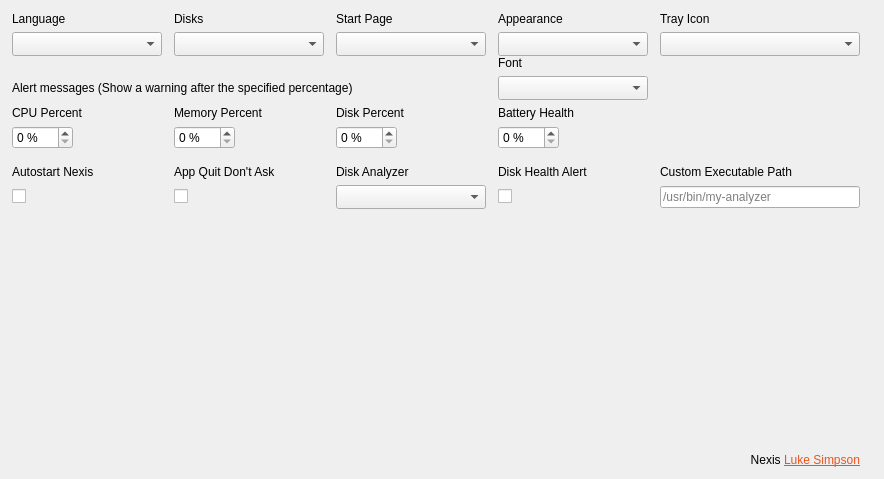
Qt form shared/nexis/Pages/Settings/settings_page.ui (s4solutionsllc/Nexis) before a commit.
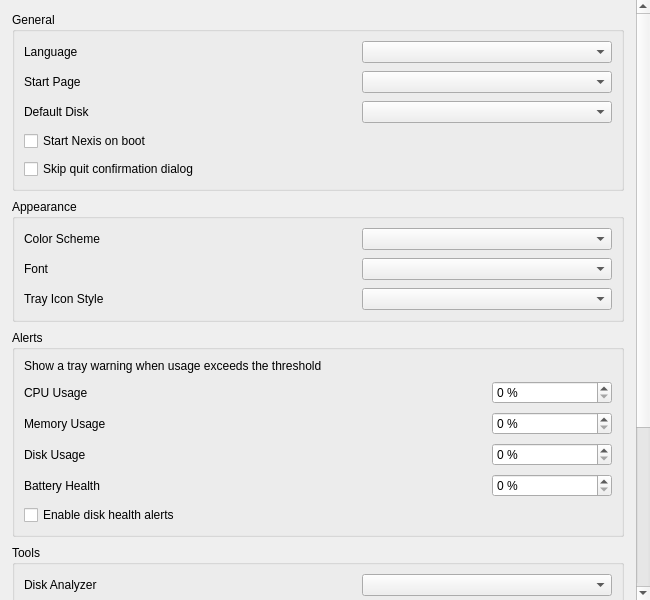
The same form after that commit.

Commit message:
fix(settings): redesign settings page with grouped QGroupBox sections (BUG-44)
Replace flat 6-column QGridLayout with QScrollArea containing 5
QGroupBox card sections (General, Appearance, Alerts, Tools,
Scheduled Cleaning). Each group uses consistent 2-column layout.
Move 7 programmatic widgets into .ui file. Add QSS card styling
matching HardwareInfo/GnomeSettings pattern. Minimum width reduced
from ~1100px to ~450px.

Patch:
```diff
--- a/shared/nexis/Pages/Settings/settings_page.ui
+++ b/shared/nexis/Pages/Settings/settings_page.ui
@@ -6,8 +6,8 @@
    <rect>
     <x>0</x>
     <y>0</y>
-    <width>811</width>
-    <height>479</height>
+    <width>650</width>
+    <height>600</height>
    </rect>
   </property>
   <property name="sizePolicy">
@@ -19,653 +19,424 @@
   <property name="windowTitle">
    <string>Settings</string>
   </property>
-  <property name="styleSheet">
-   <string notr="true"/>
-  </property>
-  <layout class="QGridLayout" name="gridLayout">
-   <property name="leftMargin">
-    <number>12</number>
-   </property>
-   <property name="topMargin">
-    <number>12</number>
-   </property>
-   <property name="rightMargin">
-    <number>12</number>
-   </property>
-   <property name="bottomMargin">
-    <number>12</number>
-   </property>
-   <property name="horizontalSpacing">
-    <number>12</number>
-   </property>
-   <property name="verticalSpacing">
-    <number>6</number>
-   </property>
-   <item row="1" column="0" alignment="Qt::AlignLeft">
-    <widget class="QComboBox" name="cmbLanguages">
-     <property name="sizePolicy">
-      <sizepolicy hsizetype="Expanding" vsizetype="Fixed">
-       <horstretch>0</horstretch>
-       <verstretch>0</verstretch>
-      </sizepolicy>
-     </property>
-     <property name="minimumSize">
-      <size>
-       <width>150</width>
-       <height>0</height>
-      </size>
-     </property>
-     <property name="maximumSize">
-      <size>
-       <width>200</width>
-       <height>16777215</height>
-      </size>
-     </property>
-     <property name="cursor">
-      <cursorShape>PointingHandCursor</cursorShape>
-     </property>
-     <property name="focusPolicy">
-      <enum>Qt::NoFocus</enum>
-     </property>
-     <property name="sizeAdjustPolicy">
-      <enum>QComboBox::AdjustToMinimumContentsLengthWithIcon</enum>
-     </property>
-    </widget>
-   </item>
-   <item row="8" column="0" alignment="Qt::AlignLeft">
-    <widget class="QCheckBox" name="checkAutostart">
-     <property name="cursor">
-      <cursorShape>PointingHandCursor</cursorShape>
-     </property>
-     <property name="focusPolicy">
-      <enum>Qt::NoFocus</enum>
-     </property>
-     <property name="text">
-      <string/>
-     </property>
-    </widget>
-   </item>
-   <item row="4" column="1" alignment="Qt::AlignLeft">
-    <widget class="QLabel" name="lblMemoryPercent">
-     <property name="sizePolicy">
-      <sizepolicy hsizetype="Expanding" vsizetype="Preferred">
-       <horstretch>0</horstretch>
-       <verstretch>0</verstretch>
-      </sizepolicy>
-     </property>
-     <property name="text">
-      <string>Memory Percent</string>
-     </property>
-    </widget>
-   </item>
-   <item row="5" column="1" alignment="Qt::AlignLeft">
-    <widget class="QSpinBox" name="spinMemoryPercent">
-     <property name="focusPolicy">
-      <enum>Qt::ClickFocus</enum>
-     </property>
-     <property name="keyboardTracking">
-      <bool>false</bool>
-     </property>
-     <property name="suffix">
-      <string notr="true"> %</string>
-     </property>
-     <property name="minimum">
-      <number>0</number>
-     </property>
-     <property name="maximum">
-      <number>100</number>
-     </property>
-    </widget>
-   </item>
-   <item row="4" column="2" alignment="Qt::AlignLeft">
-    <widget class="QLabel" name="lblDiskPercent">
-     <property name="sizePolicy">
-      <sizepolicy hsizetype="Expanding" vsizetype="Preferred">
-       <horstretch>0</horstretch>
-       <verstretch>0</verstretch>
-      </sizepolicy>
-     </property>
-     <property name="text">
-      <string>Disk Percent</string>
-     </property>
-    </widget>
-   </item>
-   <item row="5" column="0" alignment="Qt::AlignLeft">
-    <widget class="QSpinBox" name="spinCpuPercent">
-     <property name="focusPolicy">
-      <enum>Qt::ClickFocus</enum>
-     </property>
-     <property name="suffix">
-      <string notr="true"> %</string>
-     </property>
-     <property name="minimum">
-      <number>0</number>
-     </property>
-     <property name="maximum">
-      <number>100</number>
-     </property>
-    </widget>
-   </item>
-   <item row="0" column="0" alignment="Qt::AlignLeft">
-    <widget class="QLabel" name="lblLanguage">
-     <property name="sizePolicy">
-      <sizepolicy hsizetype="Expanding" vsizetype="Preferred">
-       <horstretch>0</horstretch>
-       <verstretch>0</verstretch>
-      </sizepolicy>
-     </property>
-     <property name="text">
-      <string>Language</string>
-     </property>
-    </widget>
-   </item>
-   <item row="7" column="0" alignment="Qt::AlignLeft">
-    <widget class="QLabel" name="lblStartOnBoot">
-     <property name="sizePolicy">
-      <sizepolicy hsizetype="Expanding" vsizetype="Preferred">
-       <horstretch>0</horstretch>
-       <verstretch>0</verstretch>
-      </sizepolicy>
-     </property>
-     <property name="text">
-      <string>Autostart Nexis</string>
-     </property>
-    </widget>
-   </item>
-   <item row="9" column="0">
-    <spacer name="verticalSpacer">
-     <property name="orientation">
-      <enum>Qt::Vertical</enum>
-     </property>
-     <property name="sizeHint" stdset="0">
-      <size>
-       <width>10</width>
-       <height>40</height>
-      </size>
-     </property>
-    </spacer>
-   </item>
-   <item row="5" column="2" alignment="Qt::AlignLeft">
-    <widget class="QSpinBox" name="spinDiskPercent">
-     <property name="focusPolicy">
-      <enum>Qt::ClickFocus</enum>
-     </property>
-     <property name="suffix">
-      <string notr="true"> %</string>
-     </property>
-     <property name="minimum">
-      <number>0</number>
-     </property>
-     <property name="maximum">
-      <number>100</number>
-     </property>
-    </widget>
-   </item>
-   <item row="4" column="0" alignment="Qt::AlignLeft">
-    <widget class="QLabel" name="lblCpuPercent">
-     <property name="sizePolicy">
-      <sizepolicy hsizetype="Expanding" vsizetype="Preferred">
-       <horstretch>0</horstretch>
-       <verstretch>0</verstretch>
-      </sizepolicy>
-     </property>
-     <property name="text">
-      <string>CPU Percent</string>
-     </property>
-    </widget>
-   </item>
-   <item row="4" column="3" alignment="Qt::AlignLeft">
-    <widget class="QLabel" name="lblBatteryHealthPercent">
-     <property name="sizePolicy">
-      <sizepolicy hsizetype="Expanding" vsizetype="Preferred">
-       <horstretch>0</horstretch>
-       <verstretch>0</verstretch>
-      </sizepolicy>
-     </property>
-     <property name="text">
-      <string>Battery Health</string>
-     </property>
-    </widget>
-   </item>
-   <item row="5" column="3" alignment="Qt::AlignLeft">
-    <widget class="QSpinBox" name="spinBatteryHealthPercent">
-     <property name="focusPolicy">
-      <enum>Qt::ClickFocus</enum>
-     </property>
-     <property name="keyboardTracking">
-      <bool>false</bool>
-     </property>
-     <property name="suffix">
-      <string notr="true"> %</string>
-     </property>
-     <property name="minimum">
-      <number>0</number>
-     </property>
-     <property name="maximum">
-      <number>100</number>
-     </property>
-    </widget>
-   </item>
-   <item row="3" column="0" colspan="6">
-    <widget class="QLabel" name="lblAlertMessages">
-     <property name="sizePolicy">
-      <sizepolicy hsizetype="Expanding" vsizetype="Preferred">
-       <horstretch>0</horstretch>
-       <verstretch>0</verstretch>
-      </sizepolicy>
-     </property>
-     <property name="accessibleName">
-      <string notr="true">title</string>
-     </property>
-     <property name="text">
-      <string>Alert messages (Show a warning after the specified percentage)</string>
-     </property>
-    </widget>
-   </item>
-   <item row="10" column="3" colspan="2" alignment="Qt::AlignRight">
-    <widget class="QLabel" name="lblCreatedBy">
-     <property name="text">
-      <string notr="true">&lt;html&gt;&lt;head/&gt;&lt;body&gt;&lt;p&gt;Nexis &lt;a href=&quot;https://github.com/lsimpsonsfdc&quot;&gt;&lt;span style=&quot; text-decoration: underline; color:#E95420;&quot;&gt;Luke Simpson&lt;/span&gt;&lt;/a&gt;&lt;/p&gt;&lt;/body&gt;&lt;/html&gt;</string>
-     </property>
-     <property name="textFormat">
-      <enum>Qt::RichText</enum>
-     </property>
-     <property name="alignment">
-      <set>Qt::AlignRight|Qt::AlignTrailing|Qt::AlignVCenter</set>
-     </property>
-     <property name="openExternalLinks">
-      <bool>true</bool>
-     </property>
-    </widget>
-   </item>
-   <item row="0" column="3">
-    <widget class="QLabel" name="lblAppearance">
-     <property name="sizePolicy">
-      <sizepolicy hsizetype="Expanding" vsizetype="Preferred">
-       <horstretch>0</horstretch>
-       <verstretch>0</verstretch>
-      </sizepolicy>
-     </property>
-     <property name="text">
-      <string>Appearance</string>
-     </property>
-    </widget>
-   </item>
-   <item row="1" column="3">
-    <widget class="QComboBox" name="cmbColorScheme">
-     <property name="sizePolicy">
-      <sizepolicy hsizetype="Expanding" vsizetype="Fixed">
-       <horstretch>0</horstretch>
-       <verstretch>0</verstretch>
-      </sizepolicy>
-     </property>
-     <property name="minimumSize">
-      <size>
-       <width>150</width>
-       <height>0</height>
-      </size>
-     </property>
-     <property name="maximumSize">
-      <size>
-       <width>200</width>
-       <height>16777215</height>
-      </size>
-     </property>
-     <property name="cursor">
-      <cursorShape>PointingHandCursor</cursorShape>
-     </property>
-     <property name="focusPolicy">
-      <enum>Qt::NoFocus</enum>
-     </property>
-     <property name="sizeAdjustPolicy">
-      <enum>QComboBox::AdjustToMinimumContentsLengthWithIcon</enum>
-     </property>
-    </widget>
-   </item>
-   <item row="2" column="3">
-    <widget class="QLabel" name="lblFont">
-     <property name="sizePolicy">
-      <sizepolicy hsizetype="Expanding" vsizetype="Preferred">
-       <horstretch>0</horstretch>
-       <verstretch>0</verstretch>
-      </sizepolicy>
-     </property>
-     <property name="text">
-      <string>Font</string>
-     </property>
-    </widget>
-   </item>
-   <item row="3" column="3">
-    <widget class="QComboBox" name="cmbFont">
-     <property name="sizePolicy">
-      <sizepolicy hsizetype="Expanding" vsizetype="Fixed">
-       <horstretch>0</horstretch>
-       <verstretch>0</verstretch>
-      </sizepolicy>
-     </property>
-     <property name="minimumSize">
-      <size>
-       <width>150</width>
-       <height>0</height>
-      </size>
-     </property>
-     <property name="maximumSize">
-      <size>
-       <width>200</width>
-       <height>16777215</height>
-      </size>
-     </property>
-     <property name="cursor">
-      <cursorShape>PointingHandCursor</cursorShape>
-     </property>
-     <property name="focusPolicy">
-      <enum>Qt::NoFocus</enum>
-     </property>
-     <property name="sizeAdjustPolicy">
-      <enum>QComboBox::AdjustToMinimumContentsLengthWithIcon</enum>
-     </property>
-    </widget>
-   </item>
-   <item row="7" column="3" alignment="Qt::AlignLeft">
-    <widget class="QLabel" name="lblDiskHealthAlert">
-     <property name="sizePolicy">
-      <sizepolicy hsizetype="Expanding" vsizetype="Preferred">
-       <horstretch>0</horstretch>
-       <verstretch>0</verstretch>
-      </sizepolicy>
-     </property>
-     <property name="text">
-      <string>Disk Health Alert</string>
-     </property>
-    </widget>
-   </item>
-   <item row="8" column="3" alignment="Qt::AlignLeft">
-    <widget class="QCheckBox" name="checkDiskHealthAlert">
-     <property name="cursor">
-      <cursorShape>PointingHandCursor</cursorShape>
-     </property>
-     <property name="focusPolicy">
-      <enum>Qt::NoFocus</enum>
-     </property>
-     <property name="text">
-      <string/>
-     </property>
-    </widget>
-   </item>
-   <item row="0" column="5" rowspan="2">
-    <spacer name="horizontalSpacer">
-     <property name="orientation">
-      <enum>Qt::Horizontal</enum>
-     </property>
-     <property name="sizeHint" stdset="0">
-      <size>
-       <width>0</width>
-       <height>20</height>
-      </size>
-     </property>
-    </spacer>
-   </item>
-   <item row="6" column="0" colspan="6">
-    <spacer name="verticalSpacer_3">
-     <property name="orientation">
-      <enum>Qt::Vertical</enum>
-     </property>
-     <property name="sizeType">
-      <enum>QSizePolicy::Fixed</enum>
-     </property>
-     <property name="sizeHint" stdset="0">
-      <size>
-       <width>20</width>
-       <height>10</height>
-      </size>
-     </property>
-    </spacer>
-   </item>
-   <item row="2" column="0" colspan="6">
-    <spacer name="verticalSpacer_2">
-     <property name="orientation">
-      <enum>Qt::Vertical</enum>
-     </property>
-     <property name="sizeType">
-      <enum>QSizePolicy::Fixed</enum>
-     </property>
-     <property name="sizeHint" stdset="0">
-      <size>
-       <width>20</width>
-       <height>10</height>
-      </size>
-     </property>
-    </spacer>
-   </item>
-   <item row="7" column="1">
-    <widget class="QLabel" name="label">
-     <property name="text">
-      <string>App Quit Don't Ask</string>
-     </property>
-    </widget>
-   </item>
-   <item row="8" column="1">
-    <widget class="QCheckBox" name="checkAppQuitDontAsk">
-     <property name="cursor">
-      <cursorShape>PointingHandCursor</cursorShape>
-     </property>
-     <property name="focusPolicy">
-      <enum>Qt::NoFocus</enum>
-     </property>
-     <property name="accessibleName">
-      <string notr="true"/>
-     </property>
-     <property name="text">
-      <string/>
-     </property>
-    </widget>
-   </item>
-   <item row="7" column="2" alignment="Qt::AlignLeft">
-    <widget class="QLabel" name="lblDiskAnalyzer">
-     <property name="sizePolicy">
-      <sizepolicy hsizetype="Expanding" vsizetype="Preferred">
-       <horstretch>0</horstretch>
-       <verstretch>0</verstretch>
-      </sizepolicy>
-     </property>
-     <property name="text">
-      <string>Disk Analyzer</string>
-     </property>
-    </widget>
-   </item>
-   <item row="8" column="2" alignment="Qt::AlignLeft">
-    <widget class="QComboBox" name="cmbDiskAnalyzer">
-     <property name="sizePolicy">
-      <sizepolicy hsizetype="Expanding" vsizetype="Fixed">
-       <horstretch>0</horstretch>
-       <verstretch>0</verstretch>
-      </sizepolicy>
-     </property>
-     <property name="minimumSize">
-      <size>
-       <width>150</width>
-       <height>0</height>
-      </size>
-     </property>
-     <property name="maximumSize">
-      <size>
-       <width>200</width>
-       <height>16777215</height>
-      </size>
-     </property>
-     <property name="cursor">
-      <cursorShape>PointingHandCursor</cursorShape>
-     </property>
-     <property name="focusPolicy">
-      <enum>Qt::NoFocus</enum>
-     </property>
-     <property name="sizeAdjustPolicy">
-      <enum>QComboBox::AdjustToMinimumContentsLengthWithIcon</enum>
-     </property>
-    </widget>
-   </item>
-   <item row="7" column="4" alignment="Qt::AlignLeft">
-    <widget class="QLabel" name="lblDiskAnalyzerCustomPath">
-     <property name="sizePolicy">
-      <sizepolicy hsizetype="Expanding" vsizetype="Preferred">
-       <horstretch>0</horstretch>
-       <verstretch>0</verstretch>
-      </sizepolicy>
-     </property>
-     <property name="text">
-      <string>Custom Executable Path</string>
-     </property>
-    </widget>
-   </item>
-   <item row="8" column="4" alignment="Qt::AlignLeft">
-    <widget class="QLineEdit" name="txtDiskAnalyzerCustomPath">
-     <property name="sizePolicy">
-      <sizepolicy hsizetype="Expanding" vsizetype="Fixed">
-       <horstretch>0</horstretch>
-       <verstretch>0</verstretch>
-      </sizepolicy>
-     </property>
-     <property name="minimumSize">
-      <size>
-       <width>200</width>
-       <height>0</height>
-      </size>
-     </property>
-     <property name="placeholderText">
-      <string>/usr/bin/my-analyzer</string>
-     </property>
-    </widget>
-   </item>
-   <item row="1" column="1">
-    <widget class="QComboBox" name="cmbDisks">
-     <property name="sizePolicy">
-      <sizepolicy hsizetype="Expanding" vsizetype="Fixed">
-       <horstretch>0</horstretch>
-       <verstretch>0</verstretch>
-      </sizepolicy>
-     </property>
-     <property name="minimumSize">
-      <size>
-       <width>150</width>
-       <height>0</height>
-      </size>
-     </property>
-     <property name="maximumSize">
-      <size>
-       <width>200</width>
-       <height>16777215</height>
-      </size>
-     </property>
-     <property name="cursor">
-      <cursorShape>PointingHandCursor</cursorShape>
-     </property>
-     <property name="focusPolicy">
-      <enum>Qt::NoFocus</enum>
-     </property>
-     <property name="sizeAdjustPolicy">
-      <enum>QComboBox::AdjustToMinimumContentsLengthWithIcon</enum>
-     </property>
-    </widget>
-   </item>
-   <item row="0" column="1">
-    <widget class="QLabel" name="lblDisks">
-     <property name="sizePolicy">
-      <sizepolicy hsizetype="Expanding" vsizetype="Preferred">
-       <horstretch>0</horstretch>
-       <verstretch>0</verstretch>
-      </sizepolicy>
-     </property>
-     <property name="text">
-      <string>Disks</string>
-     </property>
-    </widget>
-   </item>
-   <item row="0" column="2">
-    <widget class="QLabel" name="lblHomepage">
-     <property name="sizePolicy">
-      <sizepolicy hsizetype="Expanding" vsizetype="Preferred">
-       <horstretch>0</horstretch>
-       <verstretch>0</verstretch>
-      </sizepolicy>
-     </property>
-     <property name="text">
-      <string>Start Page</string>
-     </property>
-    </widget>
-   </item>
-   <item row="1" column="2">
-    <widget class="QComboBox" name="cmbStartPage">
-     <property name="sizePolicy">
-      <sizepolicy hsizetype="Expanding" vsizetype="Fixed">
-       <horstretch>0</horstretch>
-       <verstretch>0</verstretch>
-      </sizepolicy>
-     </property>
-     <property name="minimumSize">
-      <size>
-       <width>150</width>
-       <height>0</height>
-      </size>
-     </property>
-     <property name="maximumSize">
-      <size>
-       <width>200</width>
-       <height>16777215</height>
-      </size>
-     </property>
-     <property name="cursor">
-      <cursorShape>PointingHandCursor</cursorShape>
-     </property>
-     <property name="focusPolicy">
-      <enum>Qt::NoFocus</enum>
-     </property>
-     <property name="sizeAdjustPolicy">
-      <enum>QComboBox::AdjustToMinimumContentsLengthWithIcon</enum>
-     </property>
-    </widget>
-   </item>
-   <item row="0" column="4">
-    <widget class="QLabel" name="lblTrayIconStyle">
-     <property name="sizePolicy">
-      <sizepolicy hsizetype="Expanding" vsizetype="Preferred">
-       <horstretch>0</horstretch>
-       <verstretch>0</verstretch>
-      </sizepolicy>
-     </property>
-     <property name="text">
-      <string>Tray Icon</string>
-     </property>
-    </widget>
-   </item>
-   <item row="1" column="4">
-    <widget class="QComboBox" name="cmbTrayIconStyle">
-     <property name="sizePolicy">
-      <sizepolicy hsizetype="Expanding" vsizetype="Fixed">
-       <horstretch>0</horstretch>
-       <verstretch>0</verstretch>
-      </sizepolicy>
-     </property>
-     <property name="minimumSize">
-      <size>
-       <width>150</width>
-       <height>0</height>
-      </size>
-     </property>
-     <property name="maximumSize">
-      <size>
-       <width>200</width>
-       <height>16777215</height>
-      </size>
-     </property>
-     <property name="cursor">
-      <cursorShape>PointingHandCursor</cursorShape>
-     </property>
-     <property name="focusPolicy">
-      <enum>Qt::NoFocus</enum>
-     </property>
-     <property name="sizeAdjustPolicy">
-      <enum>QComboBox::AdjustToMinimumContentsLengthWithIcon</enum>
-     </property>
+  <layout class="QVBoxLayout" name="pageLayout">
+   <property name="leftMargin"><number>0</number></property>
+   <property name="topMargin"><number>0</number></property>
+   <property name="rightMargin"><number>0</number></property>
+   <property name="bottomMargin"><number>0</number></property>
+   <item>
+    <widget class="QScrollArea" name="scrollArea">
+     <property name="widgetResizable"><bool>true</bool></property>
+     <property name="frameShape"><enum>QFrame::NoFrame</enum></property>
+     <widget class="QWidget" name="scrollContent">
+      <layout class="QVBoxLayout" name="scrollLayout">
+       <property name="leftMargin"><number>12</number></property>
+       <property name="topMargin"><number>12</number></property>
+       <property name="rightMargin"><number>12</number></property>
+       <property name="bottomMargin"><number>12</number></property>
+       <property name="spacing"><number>8</number></property>
+
+       <!-- ============ GENERAL ============ -->
+       <item>
+        <widget class="QGroupBox" name="groupGeneral">
+         <property name="title"><string>General</string></property>
+         <layout class="QGridLayout" name="gridGeneral">
+          <property name="horizontalSpacing"><number>12</number></property>
+          <property name="verticalSpacing"><number>8</number></property>
+
+          <item row="0" column="0">
+           <widget class="QLabel" name="lblLanguage">
+            <property name="text"><string>Language</string></property>
+           </widget>
+          </item>
+          <item row="0" column="1">
+           <widget class="QComboBox" name="cmbLanguages">
+            <property name="sizePolicy">
+             <sizepolicy hsizetype="Expanding" vsizetype="Fixed">
+              <horstretch>0</horstretch><verstretch>0</verstretch>
+             </sizepolicy>
+            </property>
+            <property name="maximumSize"><size><width>250</width><height>16777215</height></size></property>
+            <property name="cursor"><cursorShape>PointingHandCursor</cursorShape></property>
+            <property name="focusPolicy"><enum>Qt::NoFocus</enum></property>
+           </widget>
+          </item>
+
+          <item row="1" column="0">
+           <widget class="QLabel" name="lblHomepage">
+            <property name="text"><string>Start Page</string></property>
+           </widget>
+          </item>
+          <item row="1" column="1">
+           <widget class="QComboBox" name="cmbStartPage">
+            <property name="sizePolicy">
+             <sizepolicy hsizetype="Expanding" vsizetype="Fixed">
+              <horstretch>0</horstretch><verstretch>0</verstretch>
+             </sizepolicy>
+            </property>
+            <property name="maximumSize"><size><width>250</width><height>16777215</height></size></property>
+            <property name="cursor"><cursorShape>PointingHandCursor</cursorShape></property>
+            <property name="focusPolicy"><enum>Qt::NoFocus</enum></property>
+           </widget>
+          </item>
+
+          <item row="2" column="0">
+           <widget class="QLabel" name="lblDisks">
+            <property name="text"><string>Default Disk</string></property>
+           </widget>
+          </item>
+          <item row="2" column="1">
+           <widget class="QComboBox" name="cmbDisks">
+            <property name="sizePolicy">
+             <sizepolicy hsizetype="Expanding" vsizetype="Fixed">
+              <horstretch>0</horstretch><verstretch>0</verstretch>
+             </sizepolicy>
+            </property>
+            <property name="maximumSize"><size><width>250</width><height>16777215</height></size></property>
+            <property name="cursor"><cursorShape>PointingHandCursor</cursorShape></property>
+            <property name="focusPolicy"><enum>Qt::NoFocus</enum></property>
+           </widget>
+          </item>
+
+          <item row="3" column="0" colspan="2">
+           <widget class="QCheckBox" name="checkAutostart">
+            <property name="text"><string>Start Nexis on boot</string></property>
+            <property name="cursor"><cursorShape>PointingHandCursor</cursorShape></property>
+            <property name="focusPolicy"><enum>Qt::NoFocus</enum></property>
+           </widget>
+          </item>
+
+          <item row="4" column="0" colspan="2">
+           <widget class="QCheckBox" name="checkAppQuitDontAsk">
+            <property name="text"><string>Skip quit confirmation dialog</string></property>
+            <property name="cursor"><cursorShape>PointingHandCursor</cursorShape></property>
+            <property name="focusPolicy"><enum>Qt::NoFocus</enum></property>
+           </widget>
+          </item>
+
+         </layout>
+        </widget>
+       </item>
+
+       <!-- ============ APPEARANCE ============ -->
+       <item>
+        <widget class="QGroupBox" name="groupAppearance">
+         <property name="title"><string>Appearance</string></property>
+         <layout class="QGridLayout" name="gridAppearance">
+          <property name="horizontalSpacing"><number>12</number></property>
+          <property name="verticalSpacing"><number>8</number></property>
+
+          <item row="0" column="0">
+           <widget class="QLabel" name="lblAppearance">
+            <property name="text"><string>Color Scheme</string></property>
+           </widget>
+          </item>
+          <item row="0" column="1">
+           <widget class="QComboBox" name="cmbColorScheme">
+            <property name="sizePolicy">
+             <sizepolicy hsizetype="Expanding" vsizetype="Fixed">
+              <horstretch>0</horstretch><verstretch>0</verstretch>
+             </sizepolicy>
+            </property>
+            <property name="maximumSize"><size><width>250</width><height>16777215</height></size></property>
+            <property name="cursor"><cursorShape>PointingHandCursor</cursorShape></property>
+            <property name="focusPolicy"><enum>Qt::NoFocus</enum></property>
+           </widget>
+          </item>
+
+          <item row="1" column="0">
+           <widget class="QLabel" name="lblFont">
+            <property name="text"><string>Font</string></property>
+           </widget>
+          </item>
+          <item row="1" column="1">
+           <widget class="QComboBox" name="cmbFont">
+            <property name="sizePolicy">
+             <sizepolicy hsizetype="Expanding" vsizetype="Fixed">
+              <horstretch>0</horstretch><verstretch>0</verstretch>
+             </sizepolicy>
+            </property>
+            <property name="maximumSize"><size><width>250</width><height>16777215</height></size></property>
+            <property name="cursor"><cursorShape>PointingHandCursor</cursorShape></property>
+            <property name="focusPolicy"><enum>Qt::NoFocus</enum></property>
+           </widget>
+          </item>
+
+          <item row="2" column="0">
+           <widget class="QLabel" name="lblTrayIconStyle">
+            <property name="text"><string>Tray Icon Style</string></property>
+           </widget>
+          </item>
+          <item row="2" column="1">
+           <widget class="QComboBox" name="cmbTrayIconStyle">
+            <property name="sizePolicy">
+             <sizepolicy hsizetype="Expanding" vsizetype="Fixed">
+              <horstretch>0</horstretch><verstretch>0</verstretch>
+             </sizepolicy>
+            </property>
+            <property name="maximumSize"><size><width>250</width><height>16777215</height></size></property>
+            <property name="cursor"><cursorShape>PointingHandCursor</cursorShape></property>
+            <property name="focusPolicy"><enum>Qt::NoFocus</enum></property>
+           </widget>
+          </item>
+
+         </layout>
+        </widget>
+       </item>
+
+       <!-- ============ ALERTS ============ -->
+       <item>
+        <widget class="QGroupBox" name="groupAlerts">
+         <property name="title"><string>Alerts</string></property>
+         <layout class="QGridLayout" name="gridAlerts">
+          <property name="horizontalSpacing"><number>12</number></property>
+          <property name="verticalSpacing"><number>8</number></property>
+
+          <item row="0" column="0" colspan="2">
+           <widget class="QLabel" name="lblAlertMessages">
+            <property name="text"><string>Show a tray warning when usage exceeds the threshold</string></property>
+            <property name="accessibleName"><string notr="true">dimmed</string></property>
+           </widget>
+          </item>
+
+          <item row="1" column="0">
+           <widget class="QLabel" name="lblCpuPercent">
+            <property name="text"><string>CPU Usage</string></property>
+           </widget>
+          </item>
+          <item row="1" column="1">
+           <widget class="QSpinBox" name="spinCpuPercent">
+            <property name="focusPolicy"><enum>Qt::ClickFocus</enum></property>
+            <property name="suffix"><string notr="true"> %</string></property>
+            <property name="minimum"><number>0</number></property>
+            <property name="maximum"><number>100</number></property>
+            <property name="maximumSize"><size><width>120</width><height>16777215</height></size></property>
+           </widget>
+          </item>
+
+          <item row="2" column="0">
+           <widget class="QLabel" name="lblMemoryPercent">
+            <property name="text"><string>Memory Usage</string></property>
+           </widget>
+          </item>
+          <item row="2" column="1">
+           <widget class="QSpinBox" name="spinMemoryPercent">
+            <property name="focusPolicy"><enum>Qt::ClickFocus</enum></property>
+            <property name="keyboardTracking"><bool>false</bool></property>
+            <property name="suffix"><string notr="true"> %</string></property>
+            <property name="minimum"><number>0</number></property>
+            <property name="maximum"><number>100</number></property>
+            <property name="maximumSize"><size><width>120</width><height>16777215</height></size></property>
+           </widget>
+          </item>
+
+          <item row="3" column="0">
+           <widget class="QLabel" name="lblDiskPercent">
+            <property name="text"><string>Disk Usage</string></property>
+           </widget>
+          </item>
+          <item row="3" column="1">
+           <widget class="QSpinBox" name="spinDiskPercent">
+            <property name="focusPolicy"><enum>Qt::ClickFocus</enum></property>
+            <property name="suffix"><string notr="true"> %</string></property>
+            <property name="minimum"><number>0</number></property>
+            <property name="maximum"><number>100</number></property>
+            <property name="maximumSize"><size><width>120</width><height>16777215</height></size></property>
+           </widget>
+          </item>
+
+          <item row="4" column="0">
+           <widget class="QLabel" name="lblBatteryHealthPercent">
+            <property name="text"><string>Battery Health</string></property>
+           </widget>
+          </item>
+          <item row="4" column="1">
+           <widget class="QSpinBox" name="spinBatteryHealthPercent">
+            <property name="focusPolicy"><enum>Qt::ClickFocus</enum></property>
+            <property name="keyboardTracking"><bool>false</bool></property>
+            <property name="suffix"><string notr="true"> %</string></property>
+            <property name="minimum"><number>0</number></property>
+            <property name="maximum"><number>100</number></property>
+            <property name="maximumSize"><size><width>120</width><height>16777215</height></size></property>
+           </widget>
+          </item>
+
+          <item row="5" column="0" colspan="2">
+           <widget class="QCheckBox" name="checkDiskHealthAlert">
+            <property name="text"><string>Enable disk health alerts</string></property>
+            <property name="cursor"><cursorShape>PointingHandCursor</cursorShape></property>
+            <property name="focusPolicy"><enum>Qt::NoFocus</enum></property>
+           </widget>
+          </item>
+
+         </layout>
+        </widget>
+       </item>
+
+       <!-- ============ TOOLS ============ -->
+       <item>
+        <widget class="QGroupBox" name="groupTools">
+         <property name="title"><string>Tools</string></property>
+         <layout class="QGridLayout" name="gridTools">
+          <property name="horizontalSpacing"><number>12</number></property>
+          <property name="verticalSpacing"><number>8</number></property>
+
+          <item row="0" column="0">
+           <widget class="QLabel" name="lblDiskAnalyzer">
+            <property name="text"><string>Disk Analyzer</string></property>
+           </widget>
+          </item>
+          <item row="0" column="1">
+           <widget class="QComboBox" name="cmbDiskAnalyzer">
+            <property name="sizePolicy">
+             <sizepolicy hsizetype="Expanding" vsizetype="Fixed">
+              <horstretch>0</horstretch><verstretch>0</verstretch>
+             </sizepolicy>
+            </property>
+            <property name="maximumSize"><size><width>250</width><height>16777215</height></size></property>
+            <property name="cursor"><cursorShape>PointingHandCursor</cursorShape></property>
+            <property name="focusPolicy"><enum>Qt::NoFocus</enum></property>
+           </widget>
+          </item>
+
+          <item row="1" column="0">
+           <widget class="QLabel" name="lblDiskAnalyzerCustomPath">
+            <property name="text"><string>Custom Executable Path</string></property>
+           </widget>
+          </item>
+          <item row="1" column="1">
+           <widget class="QLineEdit" name="txtDiskAnalyzerCustomPath">
+            <property name="sizePolicy">
+             <sizepolicy hsizetype="Expanding" vsizetype="Fixed">
+              <horstretch>0</horstretch><verstretch>0</verstretch>
+             </sizepolicy>
+            </property>
+            <property name="maximumSize"><size><width>250</width><height>16777215</height></size></property>
+            <property name="placeholderText"><string>/usr/bin/my-analyzer</string></property>
+           </widget>
+          </item>
+
+         </layout>
+        </widget>
+       </item>
+
+       <!-- ============ SCHEDULED CLEANING ============ -->
+       <item>
+        <widget class="QGroupBox" name="groupScheduledCleaning">
+         <property name="title"><string>Scheduled Cleaning</string></property>
+         <layout class="QVBoxLayout" name="layoutScheduledCleaning">
+          <property name="spacing"><number>8</number></property>
+
+          <item>
+           <layout class="QHBoxLayout" name="layoutQuickSetup">
+            <item>
+             <widget class="QCheckBox" name="chkQuickSetup">
+              <property name="text"><string>Enable automatic weekly cleaning</string></property>
+              <property name="cursor"><cursorShape>PointingHandCursor</cursorShape></property>
+              <property name="focusPolicy"><enum>Qt::NoFocus</enum></property>
+             </widget>
+            </item>
+            <item>
+             <widget class="QLabel" name="lblQuickSetupSummary">
+              <property name="text"><string/></property>
+             </widget>
+            </item>
+            <item>
+             <spacer name="hspacerQuickSetup">
+              <property name="orientation"><enum>Qt::Horizontal</enum></property>
+              <property name="sizeHint" stdset="0"><size><width>0</width><height>0</height></size></property>
+             </spacer>
+            </item>
+           </layout>
+          </item>
+
+          <item>
+           <layout class="QHBoxLayout" name="layoutScheduleButtons">
+            <item>
+             <widget class="QPushButton" name="btnManageSchedules">
+              <property name="text"><string>Manage Schedules...</string></property>
+              <property name="cursor"><cursorShape>PointingHandCursor</cursorShape></property>
+              <property name="focusPolicy"><enum>Qt::NoFocus</enum></property>
+              <property name="accessibleName"><string notr="true">primary</string></property>
+             </widget>
+            </item>
+            <item>
+             <widget class="QPushButton" name="btnViewHistory">
+              <property name="text"><string>View Cleaning History</string></property>
+              <property name="cursor"><cursorShape>PointingHandCursor</cursorShape></property>
+              <property name="focusPolicy"><enum>Qt::NoFocus</enum></property>
+              <property name="accessibleName"><string notr="true">primary</string></property>
+             </widget>
+            </item>
+            <item>
+             <spacer name="hspacerButtons">
+              <property name="orientation"><enum>Qt::Horizontal</enum></property>
+              <property name="sizeHint" stdset="0"><size><width>0</width><height>0</height></size></property>
+             </spacer>
+            </item>
+           </layout>
+          </item>
+
+          <item>
+           <layout class="QHBoxLayout" name="layoutThreshold">
+            <item>
+             <widget class="QCheckBox" name="chkThresholdAlert">
+              <property name="text"><string>Notify when junk exceeds</string></property>
+              <property name="cursor"><cursorShape>PointingHandCursor</cursorShape></property>
+              <property name="focusPolicy"><enum>Qt::NoFocus</enum></property>
+             </widget>
+            </item>
+            <item>
+             <widget class="QSpinBox" name="spnThresholdGB">
+              <property name="focusPolicy"><enum>Qt::ClickFocus</enum></property>
+              <property name="suffix"><string> GB</string></property>
+              <property name="minimum"><number>1</number></property>
+              <property name="maximum"><number>100</number></property>
+              <property name="maximumSize"><size><width>120</width><height>16777215</height></size></property>
+             </widget>
+            </item>
+            <item>
+             <spacer name="hspacerThreshold">
+              <property name="orientation"><enum>Qt::Horizontal</enum></property>
+              <property name="sizeHint" stdset="0"><size><width>0</width><height>0</height></size></property>
+             </spacer>
+            </item>
+           </layout>
+          </item>
+
+          <item>
+           <widget class="QCheckBox" name="chkCleaningNotifications">
+            <property name="text"><string>Show notification after scheduled clean</string></property>
+            <property name="cursor"><cursorShape>PointingHandCursor</cursorShape></property>
+            <property name="focusPolicy"><enum>Qt::NoFocus</enum></property>
+           </widget>
+          </item>
+
+         </layout>
+        </widget>
+       </item>
+
+       <!-- ============ FOOTER ============ -->
+       <item>
+        <spacer name="verticalSpacer">
+         <property name="orientation"><enum>Qt::Vertical</enum></property>
+         <property name="sizeHint" stdset="0"><size><width>10</width><height>10</height></size></property>
+        </spacer>
+       </item>
+
+       <item>
+        <widget class="QLabel" name="lblCreatedBy">
+         <property name="text">
+          <string notr="true">&lt;html&gt;&lt;head/&gt;&lt;body&gt;&lt;p&gt;Nexis &lt;a href=&quot;https://github.com/lsimpsonsfdc&quot;&gt;&lt;span style=&quot; text-decoration: underline; color:#E95420;&quot;&gt;Luke Simpson&lt;/span&gt;&lt;/a&gt;&lt;/p&gt;&lt;/body&gt;&lt;/html&gt;</string>
+         </property>
+         <property name="textFormat"><enum>Qt::RichText</enum></property>
+         <property name="alignment"><set>Qt::AlignRight|Qt::AlignTrailing|Qt::AlignVCenter</set></property>
+         <property name="openExternalLinks"><bool>true</bool></property>
+        </widget>
+       </item>
+
+      </layout>
+     </widget>
     </widget>
    </item>
   </layout>
```
The commit also changes 3 other files.
